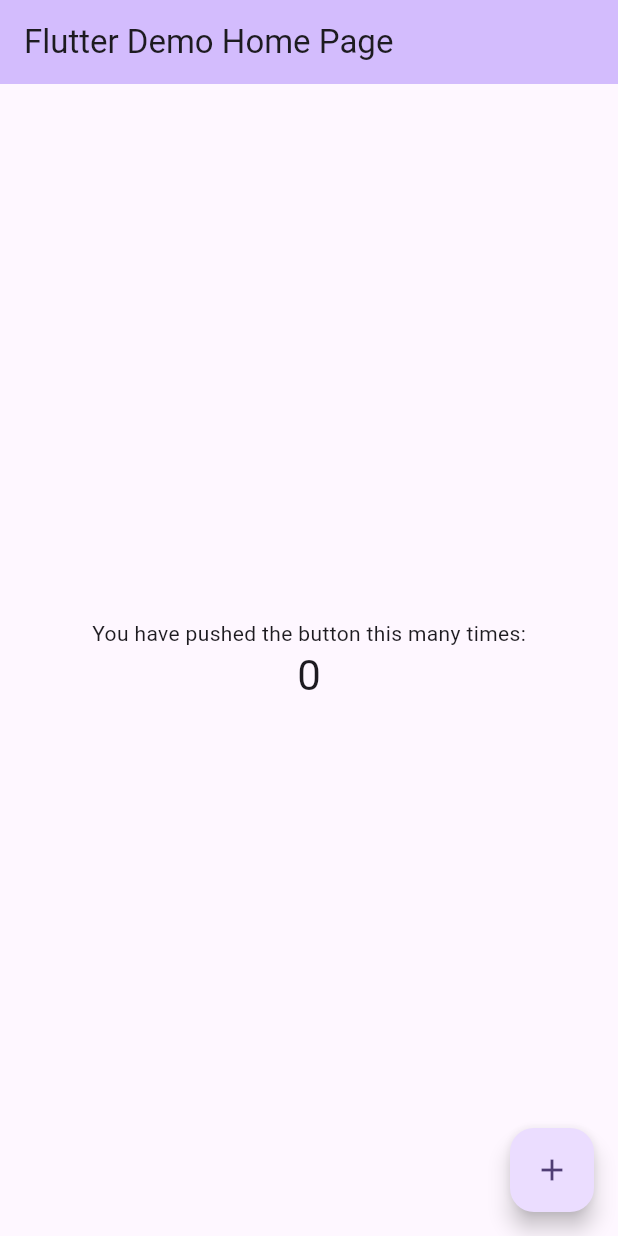
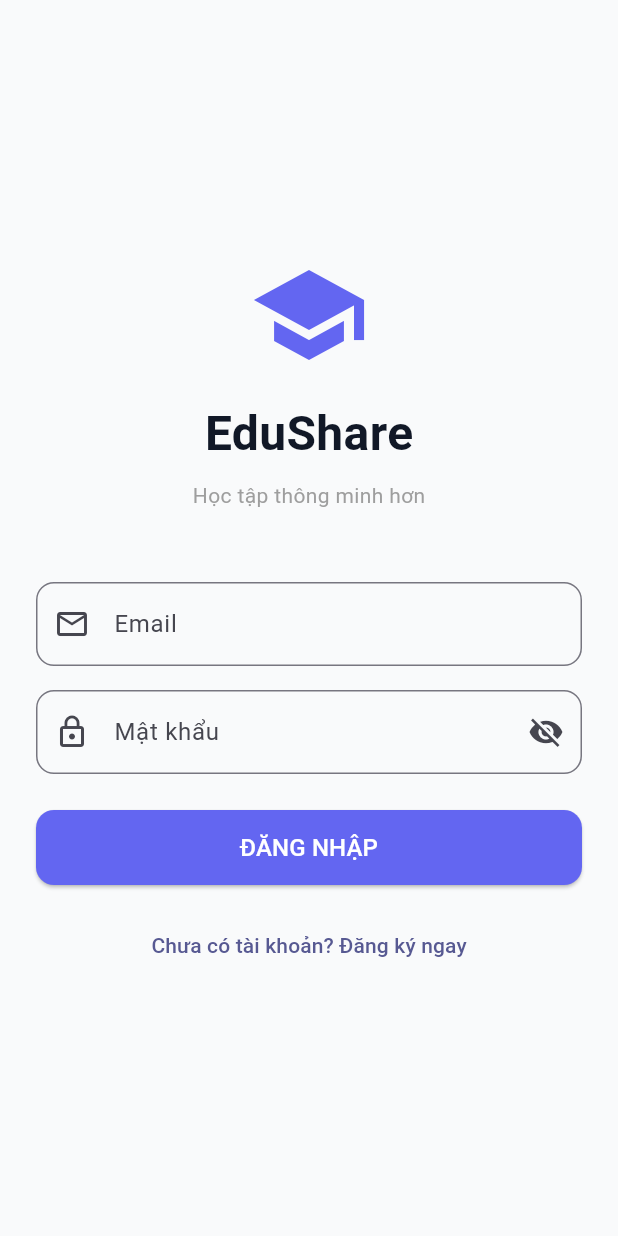
Before and after one commit to LilMonixx/Edushare, a Flutter app: the screen it shows after launch, on a phone screen of 412 x 824 dp. Run offline on Flutter 3.47's test engine with Material 3 defaults, Android fonts, the phone set to English and light mode, and no system bars.

Commit message:
login/register page

```diff
--- /dev/null
+++ b/edushare_app/lib/features/auth/presentation/screen/login_screen.dart
@@ -0,0 +1,95 @@
+import 'package:flutter/material.dart';
+
+class LoginScreen extends StatelessWidget {
+  const LoginScreen({super.key});
+
+  @override
+  Widget build(BuildContext context) {
+    return Scaffold(
+      backgroundColor: const Color(0xFFF9FAFB), // Màu nền Gray 50
+      body: Padding(
+        padding: const EdgeInsets.all(24.0),
+        child: Center(
+          child: SingleChildScrollView(
+            child: Column(
+              mainAxisAlignment: MainAxisAlignment.center,
+              children: [
+                // Logo EduShare
+                const Icon(Icons.school, size: 80, color: Color(0xFF6366F1)),
+                const SizedBox(height: 16),
+                const Text(
+                  'EduShare',
+                  style: TextStyle(
+                    fontSize: 32,
+                    fontWeight: FontWeight.bold,
+                    color: Color(0xFF111827),
+                  ),
+                ),
+                const SizedBox(height: 8),
+                const Text(
+                  'Học tập thông minh hơn',
+                  style: TextStyle(color: Colors.grey),
+                ),
+                const SizedBox(height: 48),
+
+                // Ô nhập Email
+                TextField(
+                  decoration: InputDecoration(
+                    labelText: 'Email',
+                    prefixIcon: const Icon(Icons.email_outlined),
+                    border: OutlineInputBorder(
+                      borderRadius: BorderRadius.circular(12),
+                    ),
+                  ),
+                ),
+                const SizedBox(height: 16),
+
+                // Ô nhập Mật khẩu
+                TextField(
+                  obscureText: true,
+                  decoration: InputDecoration(
+                    labelText: 'Mật khẩu',
+                    prefixIcon: const Icon(Icons.lock_outline),
+                    suffixIcon: const Icon(Icons.visibility_off),
+                    border: OutlineInputBorder(
+                      borderRadius: BorderRadius.circular(12),
+                    ),
+                  ),
+                ),
+                const SizedBox(height: 24),
+
+                // Nút Đăng nhập
+                SizedBox(
+                  width: double.infinity,
+                  height: 50,
+                  child: ElevatedButton(
+                    onPressed: () {
+                      // Logic gọi API login sẽ ở đây
+                      print('Đang đăng nhập...');
+                    },
+                    style: ElevatedButton.styleFrom(
+                      backgroundColor: const Color(0xFF6366F1), // Primary Color
+                      shape: RoundedRectangleBorder(
+                        borderRadius: BorderRadius.circular(12),
+                      ),
+                    ),
+                    child: const Text(
+                      'ĐĂNG NHẬP',
+                      style: TextStyle(color: Colors.white, fontSize: 16),
+                    ),
+                  ),
+                ),
+
+                const SizedBox(height: 16),
+                TextButton(
+                  onPressed: () {},
+                  child: const Text('Chưa có tài khoản? Đăng ký ngay'),
+                ),
+              ],
+            ),
+          ),
+        ),
+      ),
+    );
+  }
+}
--- /dev/null
+++ b/edushare_app/lib/features/auth/presentation/screen/signup_screen.dart
@@ -0,0 +1,12 @@
+import 'package:flutter/material.dart';
+
+class SignupScreen extends StatelessWidget {
+  const SignupScreen({super.key});
+
+  @override
+  Widget build(BuildContext context) {
+    return Scaffold(
+      backgroundColor: const Color(0xFFF9FAFB), // Màu nền Gray 50
+    );
+  }
+}
--- a/edushare_app/lib/main.dart
+++ b/edushare_app/lib/main.dart
@@ -1,122 +1,26 @@
 import 'package:flutter/material.dart';
+import 'features/auth/presentation/screen/login_screen.dart'; // Import
+import 'features/auth/presentation/screen/signup_screen.dart';
 
 void main() {
-  runApp(const MyApp());
+  runApp(const EduShareApp());
 }
 
-class MyApp extends StatelessWidget {
-  const MyApp({super.key});
+class EduShareApp extends StatelessWidget {
+  const EduShareApp({super.key});
 
-  // This widget is the root of your application.
   @override
   Widget build(BuildContext context) {
     return MaterialApp(
-      title: 'Flutter Demo',
+      title: 'EduShare',
+      debugShowCheckedModeBanner: false,
       theme: ThemeData(
-        // This is the theme of your application.
-        //
-        // TRY THIS: Try running your application with "flutter run". You'll see
-        // the application has a purple toolbar. Then, without quitting the app,
-        // try changing the seedColor in the colorScheme below to Colors.green
-        // and then invoke "hot reload" (save your changes or press the "hot
-        // reload" button in a Flutter-supported IDE, or press "r" if you used
-        // the command line to start the app).
-        //
-        // Notice that the counter didn't reset back to zero; the application
-        // state is not lost during the reload. To reset the state, use hot
-        // restart instead.
-        //
-        // This works for code too, not just values: Most code changes can be
-        // tested with just a hot reload.
-        colorScheme: .fromSeed(seedColor: Colors.deepPurple),
+        useMaterial3: true,
+        primaryColor: const Color(0xFF6366F1),
+        colorScheme: ColorScheme.fromSeed(seedColor: const Color(0xFF6366F1)),
       ),
-      home: const MyHomePage(title: 'Flutter Demo Home Page'),
+      // Gọi màn hình Login làm màn hình bắt đầu
+      home: const LoginScreen(),
     );
   }
 }
-
-class MyHomePage extends StatefulWidget {
-  const MyHomePage({super.key, required this.title});
-
-  // This widget is the home page of your application. It is stateful, meaning
-  // that it has a State object (defined below) that contains fields that affect
-  // how it looks.
-
-  // This class is the configuration for the state. It holds the values (in this
-  // case the title) provided by the parent (in this case the App widget) and
-  // used by the build method of the State. Fields in a Widget subclass are
-  // always marked "final".
-
-  final String title;
-
-  @override
-  State<MyHomePage> createState() => _MyHomePageState();
-}
-
-class _MyHomePageState extends State<MyHomePage> {
-  int _counter = 0;
-
-  void _incrementCounter() {
-    setState(() {
-      // This call to setState tells the Flutter framework that something has
-      // changed in this State, which causes it to rerun the build method below
-      // so that the display can reflect the updated values. If we changed
-      // _counter without calling setState(), then the build method would not be
-      // called again, and so nothing would appear to happen.
-      _counter++;
-    });
-  }
-
-  @override
-  Widget build(BuildContext context) {
-    // This method is rerun every time setState is called, for instance as done
-    // by the _incrementCounter method above.
-    //
-    // The Flutter framework has been optimized to make rerunning build methods
-    // fast, so that you can just rebuild anything that needs updating rather
-    // than having to individually change instances of widgets.
-    return Scaffold(
-      appBar: AppBar(
-        // TRY THIS: Try changing the color here to a specific color (to
-        // Colors.amber, perhaps?) and trigger a hot reload to see the AppBar
-        // change color while the other colors stay the same.
-        backgroundColor: Theme.of(context).colorScheme.inversePrimary,
-        // Here we take the value from the MyHomePage object that was created by
-        // the App.build method, and use it to set our appbar title.
-        title: Text(widget.title),
-      ),
-      body: Center(
-        // Center is a layout widget. It takes a single child and positions it
-        // in the middle of the parent.
-        child: Column(
-          // Column is also a layout widget. It takes a list of children and
-          // arranges them vertically. By default, it sizes itself to fit its
-          // children horizontally, and tries to be as tall as its parent.
-          //
-          // Column has various properties to control how it sizes itself and
-          // how it positions its children. Here we use mainAxisAlignment to
-          // center the children vertically; the main axis here is the vertical
-          // axis because Columns are vertical (the cross axis would be
-          // horizontal).
-          //
-          // TRY THIS: Invoke "debug painting" (choose the "Toggle Debug Paint"
-          // action in the IDE, or press "p" in the console), to see the
-          // wireframe for each widget.
-          mainAxisAlignment: .center,
-          children: [
-            const Text('You have pushed the button this many times:'),
-            Text(
-              '$_counter',
-              style: Theme.of(context).textTheme.headlineMedium,
-            ),
-          ],
-        ),
-      ),
-      floatingActionButton: FloatingActionButton(
-        onPressed: _incrementCounter,
-        tooltip: 'Increment',
-        child: const Icon(Icons.add),
-      ),
-    );
-  }
-}
```
